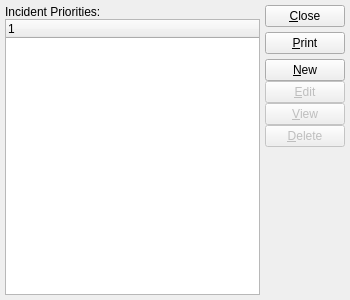
Qt form xtuple/trunk/guiclient/incidentPriorities.ui (WooodHead/xtuple) before a commit.
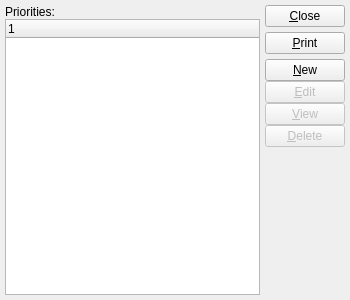
The same form after that commit. Custom widgets are drawn as their Qt base class.

The edit to the form file:
```diff
--- a/xtuple/trunk/guiclient/incidentPriorities.ui
+++ b/xtuple/trunk/guiclient/incidentPriorities.ui
@@ -27,7 +27,7 @@
       <item>
        <widget class="QLabel" name="_incidentPrioritiesLit" >
         <property name="text" >
-         <string>Incident Priorities:</string>
+         <string>Priorities:</string>
         </property>
        </widget>
       </item>
```
Left out of the diff: 2 changed lines with no effect on the pictures.
